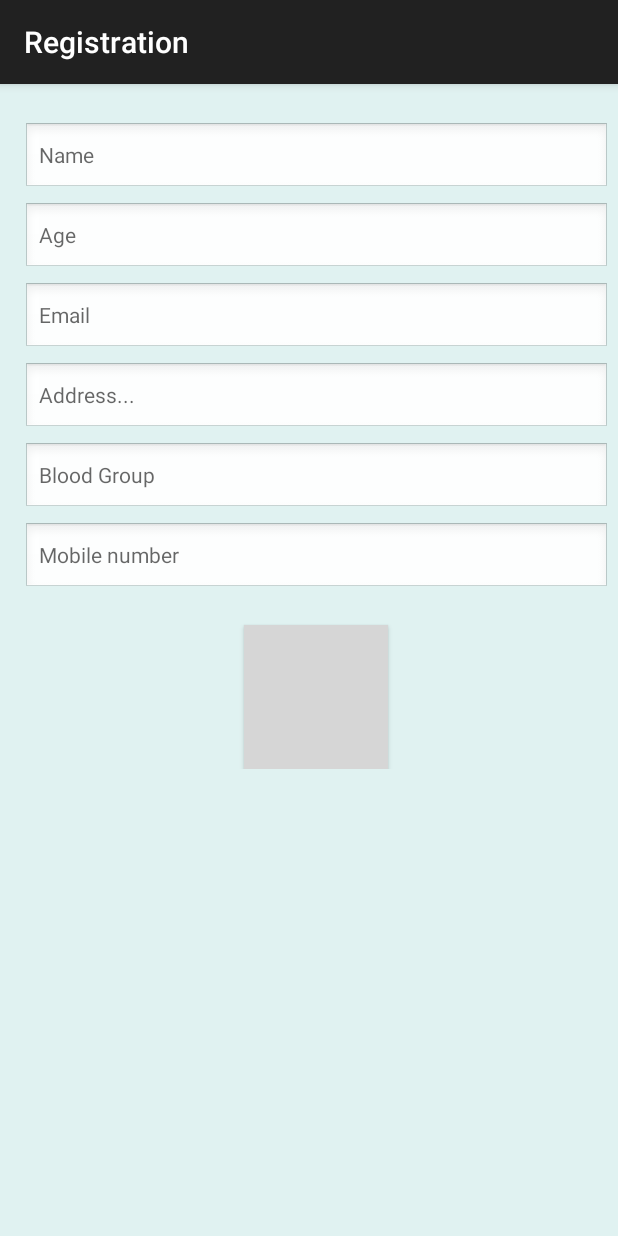
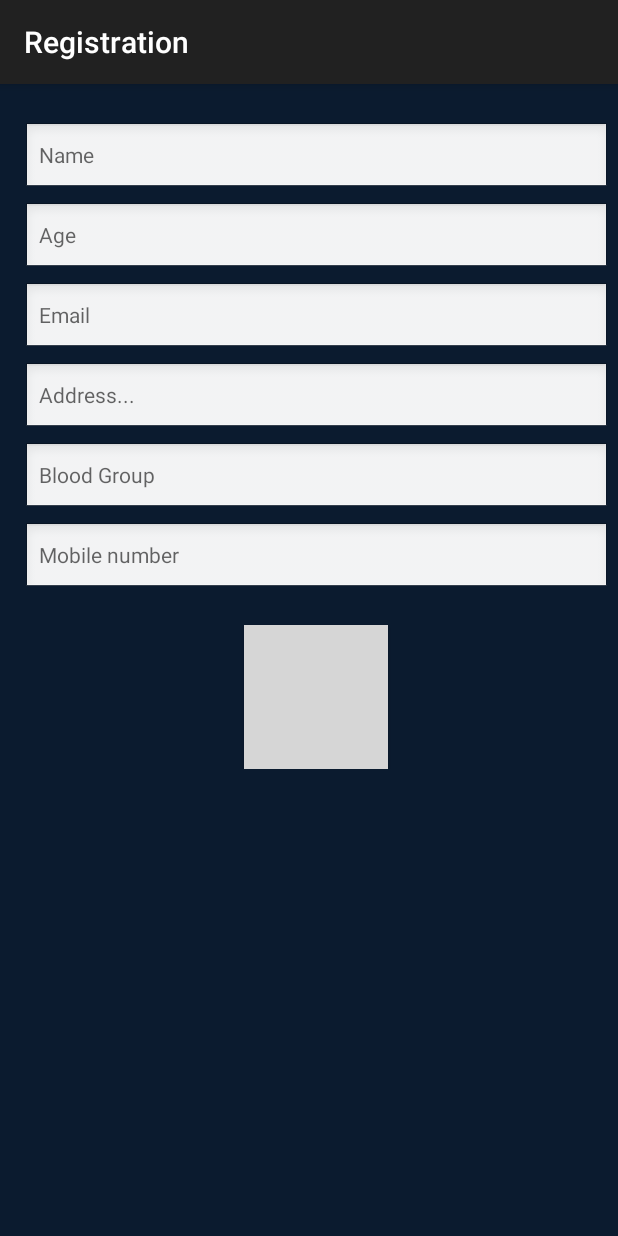
Before and after one commit to alamin00/iCare_Final, an Android app: the screen it shows after launch (UserRegistrationActivity), after a tap on "Add your profile", on a phone screen of 412 x 824 dp. Run offline under Robolectric (Android 15) with nearby library versions, the phone set to English and light mode, and no system bars; grey boxes are pictures that could not be loaded.

```diff
--- a/app/src/main/res/layout/activity_user_registration.xml
+++ b/app/src/main/res/layout/activity_user_registration.xml
@@ -2,7 +2,7 @@
 <RelativeLayout xmlns:android="http://schemas.android.com/apk/res/android"
     android:id="@+id/container"
     android:layout_width="match_parent"
-    android:background="#E0F2F1"
+    android:background="#0B1B2F"
     android:layout_height="match_parent">
 
     <!-- Content below header and above footer -->
@@ -26,7 +26,7 @@
                     android:layout_width="match_parent"
                     android:layout_height="match_parent"
                     android:layout_margin="5dp"
-                    android:background="#E0F2F1"
+                    android:background="#0B1B2F"
                     android:orientation="vertical"
                     android:paddingLeft="10dp"
                     android:paddingTop="20dp">
```
Also changed, not shown: 2 other files.
